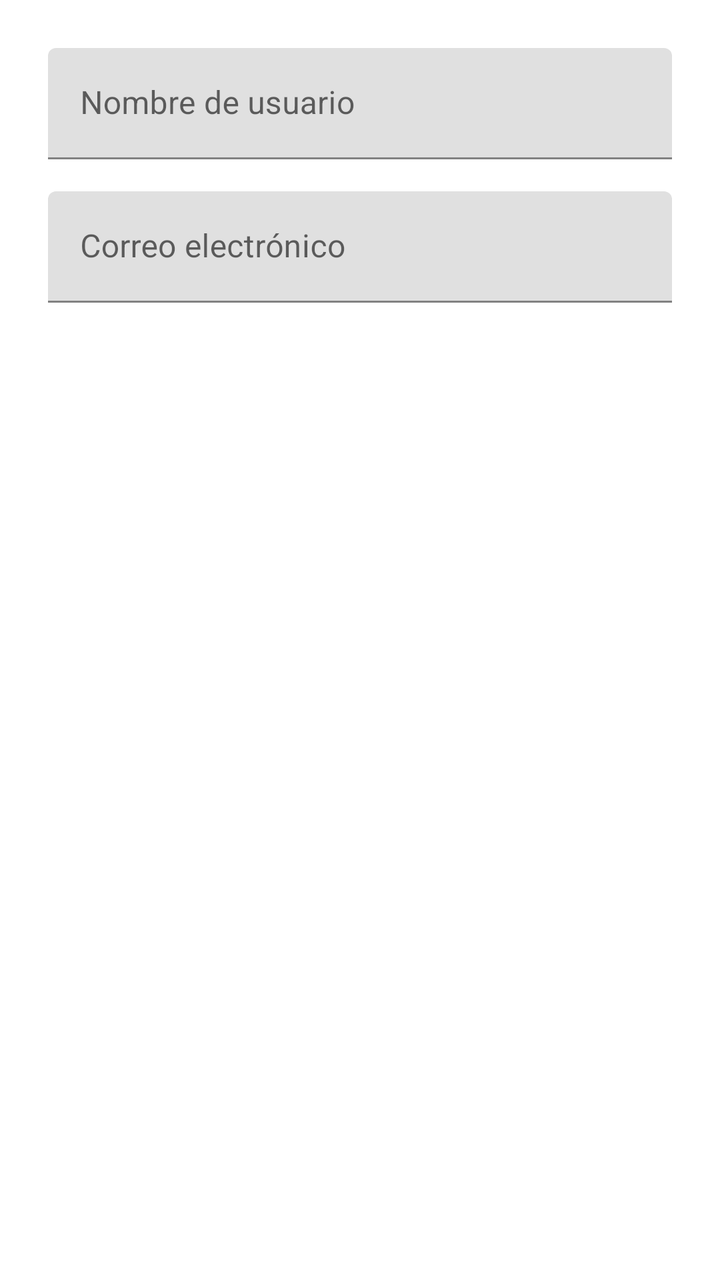
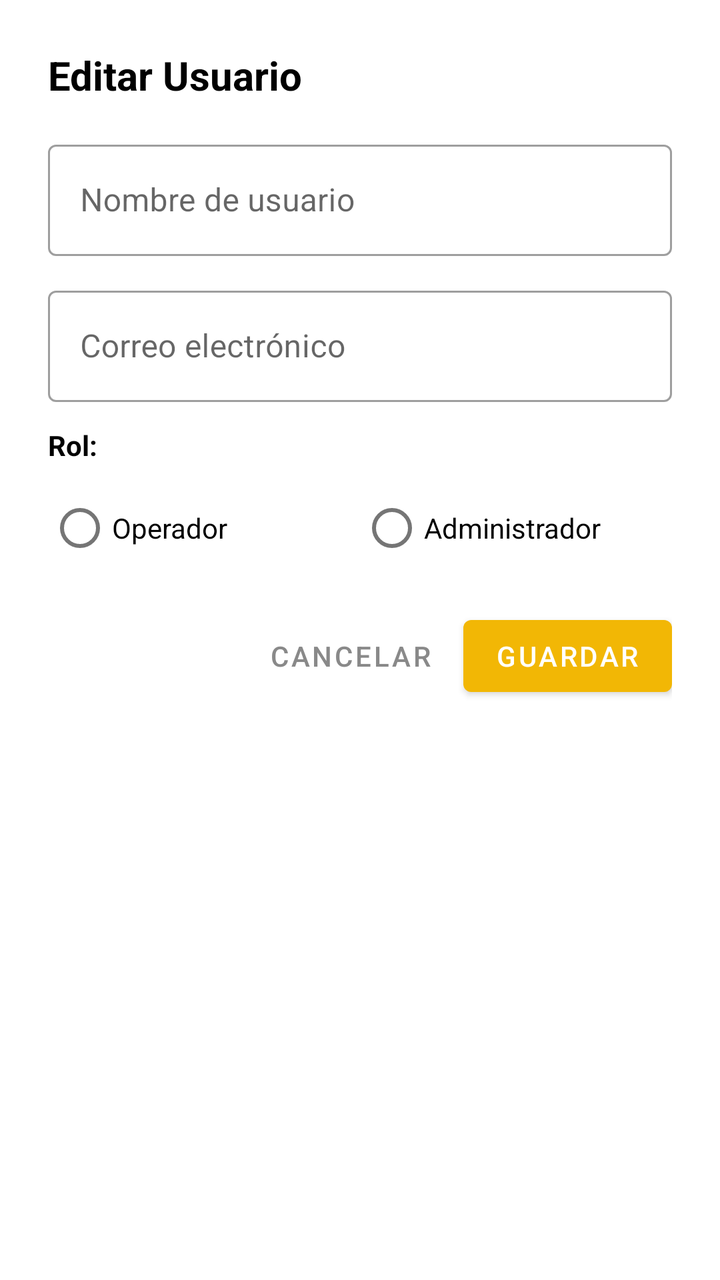

Before-and-after screenshots of an Android layout around one commit, followed by the original layout XML and the change that was made.
<!-- AndroidManifest.xml: application theme Theme.ThermalMonitoring -->
<!-- res/layout/dialog_editar_usuario.xml -->
<?xml version="1.0" encoding="utf-8"?>
<LinearLayout xmlns:android="http://schemas.android.com/apk/res/android"
    android:layout_width="match_parent"
    android:layout_height="wrap_content"
    android:orientation="vertical"
    android:padding="24dp">

    <com.google.android.material.textfield.TextInputLayout
        android:layout_width="match_parent"
        android:layout_height="wrap_content"
        android:hint="Nombre de usuario">

        <com.google.android.material.textfield.TextInputEditText
            android:id="@+id/etNombreEditar"
            android:layout_width="match_parent"
            android:layout_height="wrap_content"
            android:inputType="textPersonName" />
    </com.google.android.material.textfield.TextInputLayout>

    <com.google.android.material.textfield.TextInputLayout
        android:layout_width="match_parent"
        android:layout_height="wrap_content"
        android:layout_marginTop="16dp"
        android:hint="Correo electrónico">

        <com.google.android.material.textfield.TextInputEditText
            android:id="@+id/etCorreoEditar"
            android:layout_width="match_parent"
            android:layout_height="wrap_content"
            android:inputType="textEmailAddress" />
    </com.google.android.material.textfield.TextInputLayout>

</LinearLayout>
<!-- resources referenced by this layout -->
<resources>
  <style name="Theme.ThermalMonitoring" parent="Theme.MaterialComponents.Light.NoActionBar">
          <item name="colorOnPrimary">@color/white</item>
          <item name="colorOnSecondary">@color/black</item>
          <item name="android:statusBarColor">@color/gris</item>
  
          <item name="colorPrimary">@color/amarillo</item>
          <item name="colorPrimaryVariant">@color/gris</item>
          <item name="colorSecondary">@color/gris</item>
          <item name="colorSecondaryVariant">#FF0000</item>
  
      </style>
  <color name="white">#FFFFFFFF</color>
  <color name="black">#FF000000</color>
  <color name="gris">#898989</color>
  <color name="amarillo">#F2B705</color>
</resources>

<!-- the commit's change to res/layout/dialog_editar_usuario.xml (unified diff, before → after) -->
@@ -1,33 +1,103 @@
 <?xml version="1.0" encoding="utf-8"?>
 <LinearLayout xmlns:android="http://schemas.android.com/apk/res/android"
+    xmlns:app="http://schemas.android.com/apk/res-auto"
     android:layout_width="match_parent"
     android:layout_height="wrap_content"
     android:orientation="vertical"
     android:padding="24dp">
 
+    <TextView
+        android:layout_width="wrap_content"
+        android:layout_height="wrap_content"
+        android:text="Editar Usuario"
+        android:textSize="20sp"
+        android:textStyle="bold"
+        android:textColor="@color/black"
+        android:layout_marginBottom="16dp"/>
+
     <com.google.android.material.textfield.TextInputLayout
+        android:id="@+id/tilNombreUsuario"
         android:layout_width="match_parent"
         android:layout_height="wrap_content"
-        android:hint="Nombre de usuario">
+        android:hint="Nombre de usuario"
+        style="@style/Widget.MaterialComponents.TextInputLayout.OutlinedBox"
+        android:layout_marginBottom="12dp">
 
         <com.google.android.material.textfield.TextInputEditText
-            android:id="@+id/etNombreEditar"
+            android:id="@+id/etNombreUsuario"
             android:layout_width="match_parent"
             android:layout_height="wrap_content"
-            android:inputType="textPersonName" />
+            android:inputType="text"
+            android:maxLines="1"/>
     </com.google.android.material.textfield.TextInputLayout>
 
     <com.google.android.material.textfield.TextInputLayout
+        android:id="@+id/tilCorreo"
         android:layout_width="match_parent"
         android:layout_height="wrap_content"
-        android:layout_marginTop="16dp"
-        android:hint="Correo electrónico">
+        android:hint="Correo electrónico"
+        style="@style/Widget.MaterialComponents.TextInputLayout.OutlinedBox"
+        android:layout_marginBottom="12dp">
 
         <com.google.android.material.textfield.TextInputEditText
-            android:id="@+id/etCorreoEditar"
+            android:id="@+id/etCorreo"
             android:layout_width="match_parent"
             android:layout_height="wrap_content"
-            android:inputType="textEmailAddress" />
+            android:inputType="textEmailAddress"
+            android:maxLines="1"/>
     </com.google.android.material.textfield.TextInputLayout>
 
+    <TextView
+        android:layout_width="wrap_content"
+        android:layout_height="wrap_content"
+        android:text="Rol:"
+        android:textSize="14sp"
+        android:textStyle="bold"
+        android:textColor="@color/black"
+        android:layout_marginBottom="8dp"/>
+
+    <RadioGroup
+        android:id="@+id/rgRol"
+        android:layout_width="match_parent"
+        android:layout_height="wrap_content"
+        android:orientation="horizontal"
+        android:layout_marginBottom="16dp">
+
+        <RadioButton
+            android:id="@+id/rbOperador"
+            android:layout_width="0dp"
+            android:layout_height="wrap_content"
+            android:layout_weight="1"
+            android:text="Operador"/>
+
+        <RadioButton
+            android:id="@+id/rbAdmin"
+            android:layout_width="0dp"
+            android:layout_height="wrap_content"
+            android:layout_weight="1"
+            android:text="Administrador"/>
+    </RadioGroup>
+
+    <LinearLayout
+        android:layout_width="match_parent"
+        android:layout_height="wrap_content"
+        android:orientation="horizontal"
+        android:gravity="end">
+
+        <com.google.android.material.button.MaterialButton
+            android:id="@+id/btnCancelar"
+            android:layout_width="wrap_content"
+            android:layout_height="wrap_content"
+            android:text="Cancelar"
+            android:textColor="@color/gris"
+            style="@style/Widget.MaterialComponents.Button.TextButton"
+            android:layout_marginEnd="8dp"/>
+
+        <com.google.android.material.button.MaterialButton
+            android:id="@+id/btnGuardar"
+            android:layout_width="wrap_content"
+            android:layout_height="wrap_content"
+            android:text="Guardar"
+            app:backgroundTint="@color/amarillo"/>
+    </LinearLayout>
 </LinearLayout>
